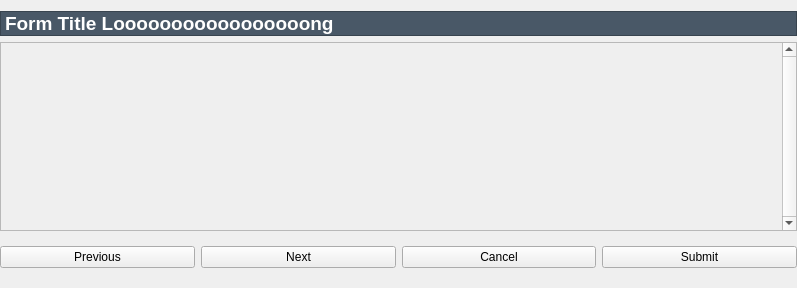
Qt form resources/form.ui (lesca-research/piccel) before a commit.
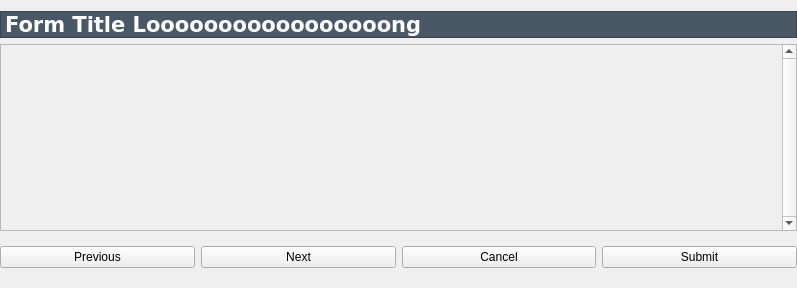
The same form after that commit.

```diff
--- a/resources/form.ui
+++ b/resources/form.ui
@@ -61,7 +61,8 @@
         </property>
         <property name="font">
          <font>
-          <pointsize>14</pointsize>
+          <family>Verdana</family>
+          <pointsize>16</pointsize>
           <weight>75</weight>
           <bold>true</bold>
          </font>
@@ -138,7 +139,7 @@
         <x>0</x>
         <y>0</y>
         <width>784</width>
-        <height>169</height>
+        <height>164</height>
        </rect>
       </property>
       <property name="sizePolicy">
```
